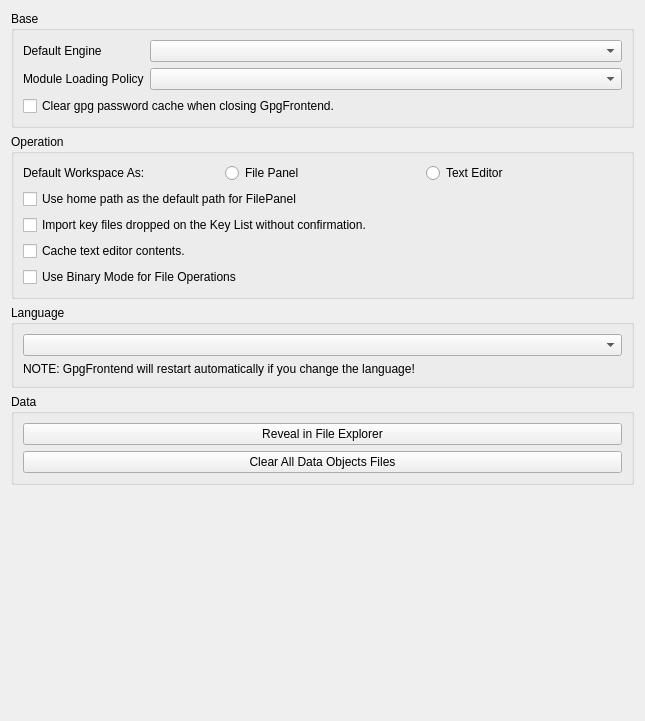
Before: the Qt Designer form ui/GeneralSettings.ui in saturneric/GpgFrontend, drawn with Qt 5.
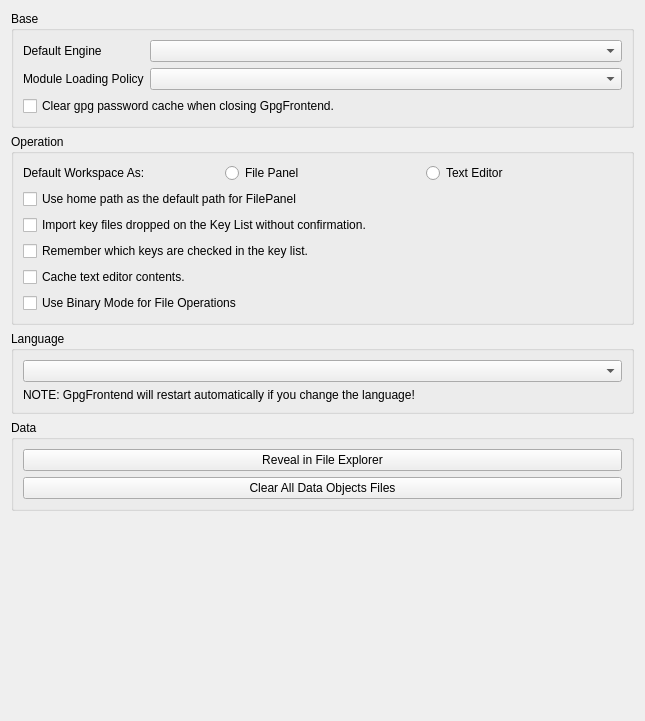
After: the same form once the commit is applied.

Commit message: feat(ui): add checkbox to remember checked keys in key list * Introduce a checkbox to allow users to remember which keys are checked   across application restarts.

Diff of the .ui file:
```diff
--- a/ui/GeneralSettings.ui
+++ b/ui/GeneralSettings.ui
@@ -123,6 +123,13 @@
             </property>
            </widget>
           </item>
+          <item>
+           <widget class="QCheckBox" name="rememberCheckedKeysCheckBox">
+            <property name="text">
+             <string>Remember which keys are checked in the key list.</string>
+            </property>
+           </widget>
+          </item>
           <item>
            <widget class="QCheckBox" name="restoreTextEditorPageCheckBox">
             <property name="text">
```
